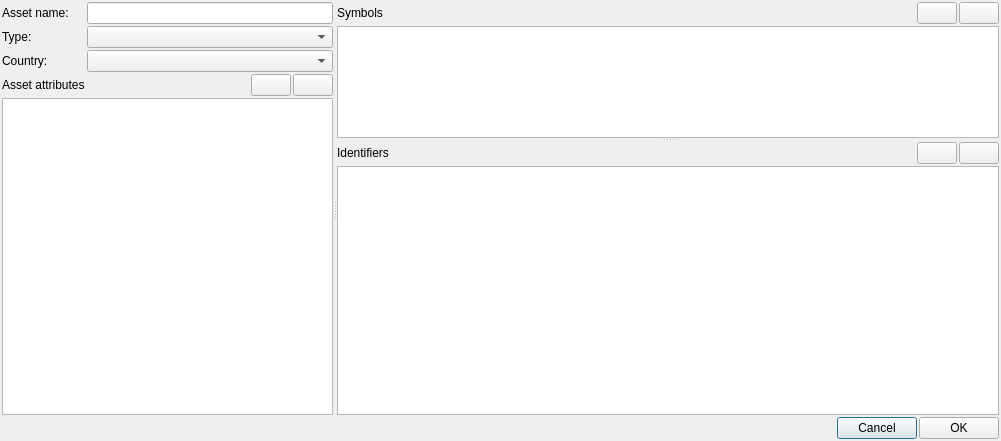
Qt form jal/ui/symbol_edit_dlg.ui (titov-vv/jal) before a commit.
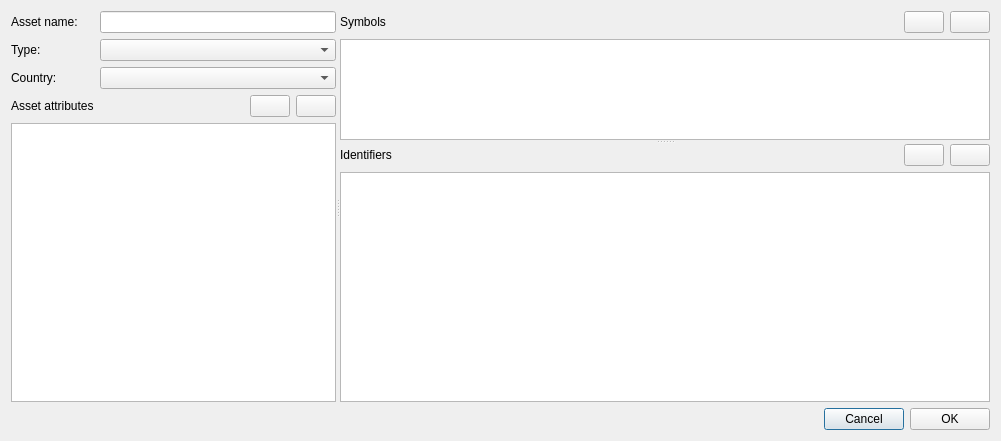
The same form after that commit. Custom widgets are drawn as their Qt base class.

Commit message: Restore of native Qt spacing layout spacing for better compatibility. Tab order and label buddies we set for forms.

Patch:
```diff
--- a/jal/ui/symbol_edit_dlg.ui
+++ b/jal/ui/symbol_edit_dlg.ui
@@ -20,21 +20,6 @@
    <bool>false</bool>
   </property>
   <layout class="QGridLayout" name="gridLayout">
-   <property name="leftMargin">
-    <number>2</number>
-   </property>
-   <property name="topMargin">
-    <number>2</number>
-   </property>
-   <property name="rightMargin">
-    <number>2</number>
-   </property>
-   <property name="bottomMargin">
-    <number>2</number>
-   </property>
-   <property name="spacing">
-    <number>2</number>
-   </property>
    <item row="1" column="0" colspan="5">
     <widget class="QFrame" name="ButtonsFrame">
      <property name="frameShape">
@@ -44,9 +29,6 @@
       <enum>QFrame::Shadow::Raised</enum>
      </property>
      <layout class="QHBoxLayout" name="horizontalLayout">
-      <property name="spacing">
-       <number>2</number>
-      </property>
       <property name="leftMargin">
        <number>0</number>
       </property>
@@ -159,9 +141,6 @@
           <property name="bottomMargin">
            <number>0</number>
           </property>
-          <property name="spacing">
-           <number>2</number>
-          </property>
           <item row="3" column="2">
            <widget class="QPushButton" name="AddDataButton">
             <property name="toolTip">
@@ -329,9 +308,6 @@
               <property name="bottomMargin">
                <number>0</number>
               </property>
-              <property name="spacing">
-               <number>2</number>
-              </property>
               <item row="0" column="0">
                <widget class="QLabel" name="SymbolsLabel">
                 <property name="text">
@@ -425,9 +401,6 @@
               <property name="bottomMargin">
                <number>0</number>
               </property>
-              <property name="spacing">
-               <number>2</number>
-              </property>
               <item row="0" column="3">
                <widget class="QPushButton" name="RemoveIdButton">
                 <property name="toolTip">
```
Left out of the diff: 34 changed lines with no effect on the pictures. The commit also changes 82 other files.
